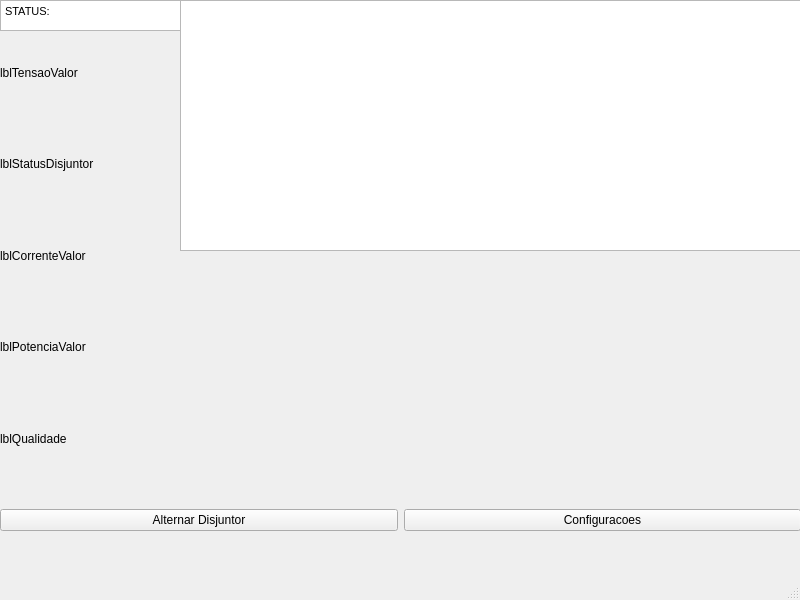
Old version of the form app/ui/main_window.ui in the repository aCoruja/skyvolt-drone.
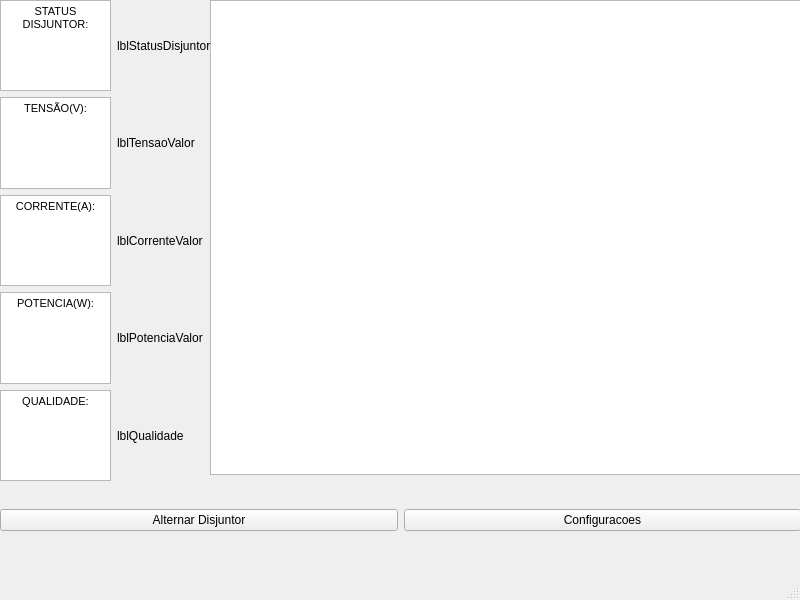
New version of the form. Custom widgets are drawn as their Qt base class.

Commit message:
Fix de interface
feat(ui): finaliza telas main_window, config_dialog e carrega estilo.qss

What changed in the file:
```diff
--- a/app/ui/main_window.ui
+++ b/app/ui/main_window.ui
@@ -14,73 +14,6 @@
    <string>MainWindow</string>
   </property>
   <widget class="QWidget" name="centralwidget">
-   <widget class="QWidget" name="verticalLayoutWidget">
-    <property name="geometry">
-     <rect>
-      <x>0</x>
-      <y>30</y>
-      <width>181</width>
-      <height>451</height>
-     </rect>
-    </property>
-    <layout class="QVBoxLayout" name="verticalLayout">
-     <item>
-      <widget class="QLabel" name="lblTensaoValor">
-       <property name="text">
-        <string>lblTensaoValor</string>
-       </property>
-      </widget>
-     </item>
-     <item>
-      <widget class="QLabel" name="lblPotenciaValor">
-       <property name="text">
-        <string>lblStatusDisjuntor</string>
-       </property>
-      </widget>
-     </item>
-     <item>
-      <widget class="QLabel" name="lblCorrenteValor">
-       <property name="text">
-        <string>lblCorrenteValor</string>
-       </property>
-      </widget>
-     </item>
-     <item>
-      <widget class="QLabel" name="lblStatusDisjuntor">
-       <property name="text">
-        <string>lblPotenciaValor</string>
-       </property>
-      </widget>
-     </item>
-     <item>
-      <widget class="QLabel" name="lblQualidade">
-       <property name="text">
-        <string>lblQualidade</string>
-       </property>
-      </widget>
-     </item>
-    </layout>
-   </widget>
-   <widget class="QTableWidget" name="tableWidget">
-    <property name="geometry">
-     <rect>
-      <x>180</x>
-      <y>0</y>
-      <width>621</width>
-      <height>251</height>
-     </rect>
-    </property>
-   </widget>
-   <widget class="PlotWidget" name="widget" native="true">
-    <property name="geometry">
-     <rect>
-      <x>180</x>
-      <y>250</y>
-      <width>621</width>
-      <height>231</height>
-     </rect>
-    </property>
-   </widget>
    <widget class="QWidget" name="horizontalLayoutWidget">
     <property name="geometry">
      <rect>
@@ -107,22 +40,133 @@
      </item>
     </layout>
    </widget>
-   <widget class="QTextEdit" name="textEdit">
+   <widget class="QWidget" name="verticalLayoutWidget_2">
+    <property name="geometry">
+     <rect>
+      <x>210</x>
+      <y>0</y>
+      <width>591</width>
+      <height>481</height>
+     </rect>
+    </property>
+    <layout class="QVBoxLayout" name="verticalLayout_2">
+     <item>
+      <widget class="QTableWidget" name="tblEventos"/>
+     </item>
+     <item>
+      <widget class="PlotWidget" name="graficoConsumo" native="true"/>
+     </item>
+    </layout>
+   </widget>
+   <widget class="QWidget" name="horizontalLayoutWidget_2">
     <property name="geometry">
      <rect>
       <x>0</x>
       <y>0</y>
-      <width>181</width>
-      <height>31</height>
+      <width>211</width>
+      <height>481</height>
      </rect>
     </property>
-    <property name="html">
-     <string>&lt;!DOCTYPE HTML PUBLIC &quot;-//W3C//DTD HTML 4.0//EN&quot; &quot;http://www.w3.org/TR/REC-html40/strict.dtd&quot;&gt;
+    <layout class="QHBoxLayout" name="horizontalLayout_2">
+     <item>
+      <layout class="QVBoxLayout" name="verticalLayout_3">
+       <item>
+        <widget class="QTextEdit" name="txtCorrenteValor">
+         <property name="html">
+          <string>&lt;!DOCTYPE HTML PUBLIC &quot;-//W3C//DTD HTML 4.0//EN&quot; &quot;http://www.w3.org/TR/REC-html40/strict.dtd&quot;&gt;
 &lt;html&gt;&lt;head&gt;&lt;meta name=&quot;qrichtext&quot; content=&quot;1&quot; /&gt;&lt;style type=&quot;text/css&quot;&gt;
 p, li { white-space: pre-wrap; }
 &lt;/style&gt;&lt;/head&gt;&lt;body style=&quot; font-family:'MS Shell Dlg 2'; font-size:8.25pt; font-weight:400; font-style:normal;&quot;&gt;
-&lt;p style=&quot; margin-top:0px; margin-bottom:0px; margin-left:0px; margin-right:0px; -qt-block-indent:0; text-indent:0px;&quot;&gt;STATUS:&lt;/p&gt;&lt;/body&gt;&lt;/html&gt;</string>
-    </property>
+&lt;p align=&quot;center&quot; style=&quot; margin-top:0px; margin-bottom:0px; margin-left:0px; margin-right:0px; -qt-block-indent:0; text-indent:0px;&quot;&gt;STATUS DISJUNTOR:&lt;/p&gt;&lt;/body&gt;&lt;/html&gt;</string>
+         </property>
+        </widget>
+       </item>
+       <item>
+        <widget class="QTextEdit" name="txtPotenciaValor">
+         <property name="html">
+          <string>&lt;!DOCTYPE HTML PUBLIC &quot;-//W3C//DTD HTML 4.0//EN&quot; &quot;http://www.w3.org/TR/REC-html40/strict.dtd&quot;&gt;
+&lt;html&gt;&lt;head&gt;&lt;meta name=&quot;qrichtext&quot; content=&quot;1&quot; /&gt;&lt;style type=&quot;text/css&quot;&gt;
+p, li { white-space: pre-wrap; }
+&lt;/style&gt;&lt;/head&gt;&lt;body style=&quot; font-family:'MS Shell Dlg 2'; font-size:8.25pt; font-weight:400; font-style:normal;&quot;&gt;
+&lt;p align=&quot;center&quot; style=&quot; margin-top:12px; margin-bottom:12px; margin-left:0px; margin-right:0px; -qt-block-indent:0; text-indent:0px;&quot;&gt;TENSÃO(V):&lt;/p&gt;&lt;/body&gt;&lt;/html&gt;</string>
+         </property>
+        </widget>
+       </item>
+       <item>
+        <widget class="QTextEdit" name="txtCorrenteValor_4">
+         <property name="html">
+          <string>&lt;!DOCTYPE HTML PUBLIC &quot;-//W3C//DTD HTML 4.0//EN&quot; &quot;http://www.w3.org/TR/REC-html40/strict.dtd&quot;&gt;
+&lt;html&gt;&lt;head&gt;&lt;meta name=&quot;qrichtext&quot; content=&quot;1&quot; /&gt;&lt;style type=&quot;text/css&quot;&gt;
+p, li { white-space: pre-wrap; }
+&lt;/style&gt;&lt;/head&gt;&lt;body style=&quot; font-family:'MS Shell Dlg 2'; font-size:8.25pt; font-weight:400; font-style:normal;&quot;&gt;
+&lt;p align=&quot;center&quot; style=&quot; margin-top:0px; margin-bottom:0px; margin-left:0px; margin-right:0px; -qt-block-indent:0; text-indent:0px;&quot;&gt;CORRENTE(A):&lt;/p&gt;&lt;/body&gt;&lt;/html&gt;</string>
+         </property>
+        </widget>
+       </item>
+       <item>
+        <widget class="QTextEdit" name="txtCorrenteValor_3">
+         <property name="html">
+          <string>&lt;!DOCTYPE HTML PUBLIC &quot;-//W3C//DTD HTML 4.0//EN&quot; &quot;http://www.w3.org/TR/REC-html40/strict.dtd&quot;&gt;
+&lt;html&gt;&lt;head&gt;&lt;meta name=&quot;qrichtext&quot; content=&quot;1&quot; /&gt;&lt;style type=&quot;text/css&quot;&gt;
+p, li { white-space: pre-wrap; }
+&lt;/style&gt;&lt;/head&gt;&lt;body style=&quot; font-family:'MS Shell Dlg 2'; font-size:8.25pt; font-weight:400; font-style:normal;&quot;&gt;
+&lt;p align=&quot;center&quot; style=&quot; margin-top:0px; margin-bottom:0px; margin-left:0px; margin-right:0px; -qt-block-indent:0; text-indent:0px;&quot;&gt;POTENCIA(W):&lt;/p&gt;&lt;/body&gt;&lt;/html&gt;</string>
+         </property>
+        </widget>
+       </item>
+       <item>
+        <widget class="QTextEdit" name="txtCorrenteValor_2">
+         <property name="html">
+          <string>&lt;!DOCTYPE HTML PUBLIC &quot;-//W3C//DTD HTML 4.0//EN&quot; &quot;http://www.w3.org/TR/REC-html40/strict.dtd&quot;&gt;
+&lt;html&gt;&lt;head&gt;&lt;meta name=&quot;qrichtext&quot; content=&quot;1&quot; /&gt;&lt;style type=&quot;text/css&quot;&gt;
+p, li { white-space: pre-wrap; }
+&lt;/style&gt;&lt;/head&gt;&lt;body style=&quot; font-family:'MS Shell Dlg 2'; font-size:8.25pt; font-weight:400; font-style:normal;&quot;&gt;
+&lt;p align=&quot;center&quot; style=&quot; margin-top:0px; margin-bottom:0px; margin-left:0px; margin-right:0px; -qt-block-indent:0; text-indent:0px;&quot;&gt;QUALIDADE:&lt;/p&gt;&lt;/body&gt;&lt;/html&gt;</string>
+         </property>
+        </widget>
+       </item>
+      </layout>
+     </item>
+     <item>
+      <layout class="QVBoxLayout" name="verticalLayout">
+       <item>
+        <widget class="QLabel" name="lblPotenciaValor">
+         <property name="text">
+          <string>lblStatusDisjuntor</string>
+         </property>
+        </widget>
+       </item>
+       <item>
+        <widget class="QLabel" name="lblTensaoValor">
+         <property name="text">
+          <string>lblTensaoValor</string>
+         </property>
+        </widget>
+       </item>
+       <item>
+        <widget class="QLabel" name="lblCorrenteValor">
+         <property name="text">
+          <string>lblCorrenteValor</string>
+         </property>
+        </widget>
+       </item>
+       <item>
+        <widget class="QLabel" name="lblStatusDisjuntor">
+         <property name="text">
+          <string>lblPotenciaValor</string>
+         </property>
+        </widget>
+       </item>
+       <item>
+        <widget class="QLabel" name="lblQualidade">
+         <property name="text">
+          <string>lblQualidade</string>
+         </property>
+        </widget>
+       </item>
+      </layout>
+     </item>
+    </layout>
    </widget>
   </widget>
   <widget class="QMenuBar" name="menubar">
```
Left out of the diff: 4 changed lines with no effect on the pictures. The commit also changes 3 other files.
